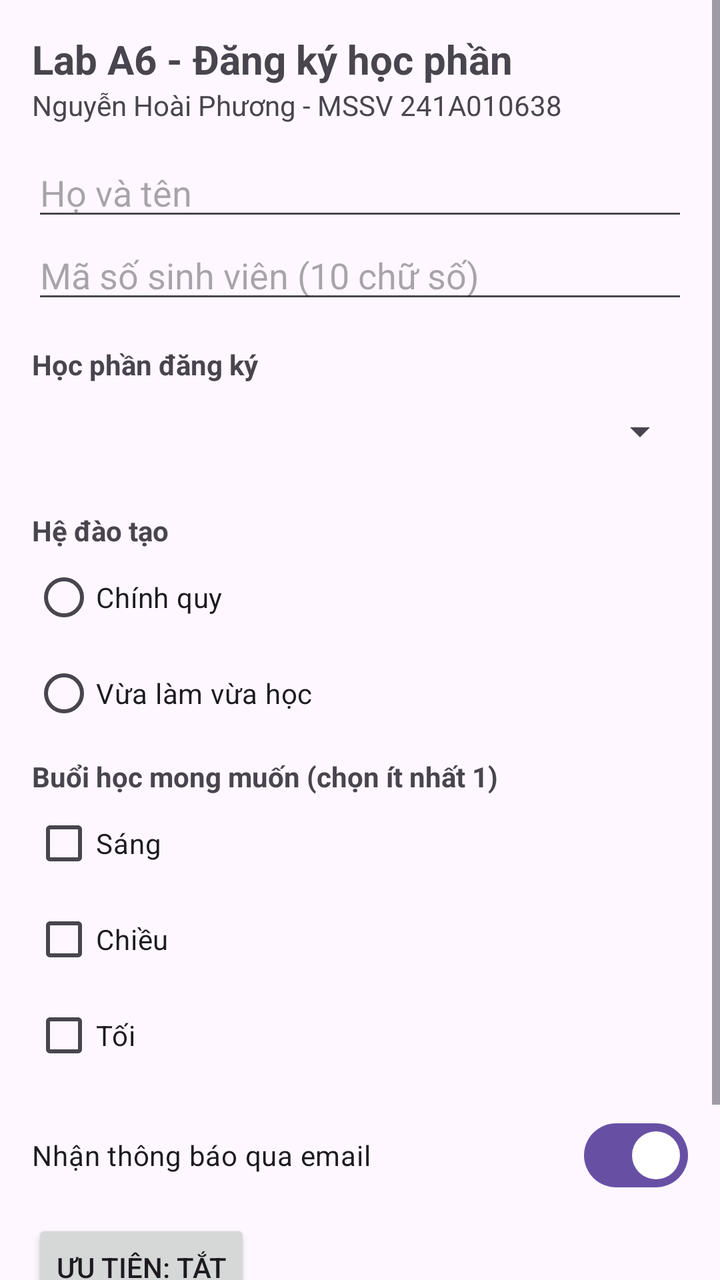
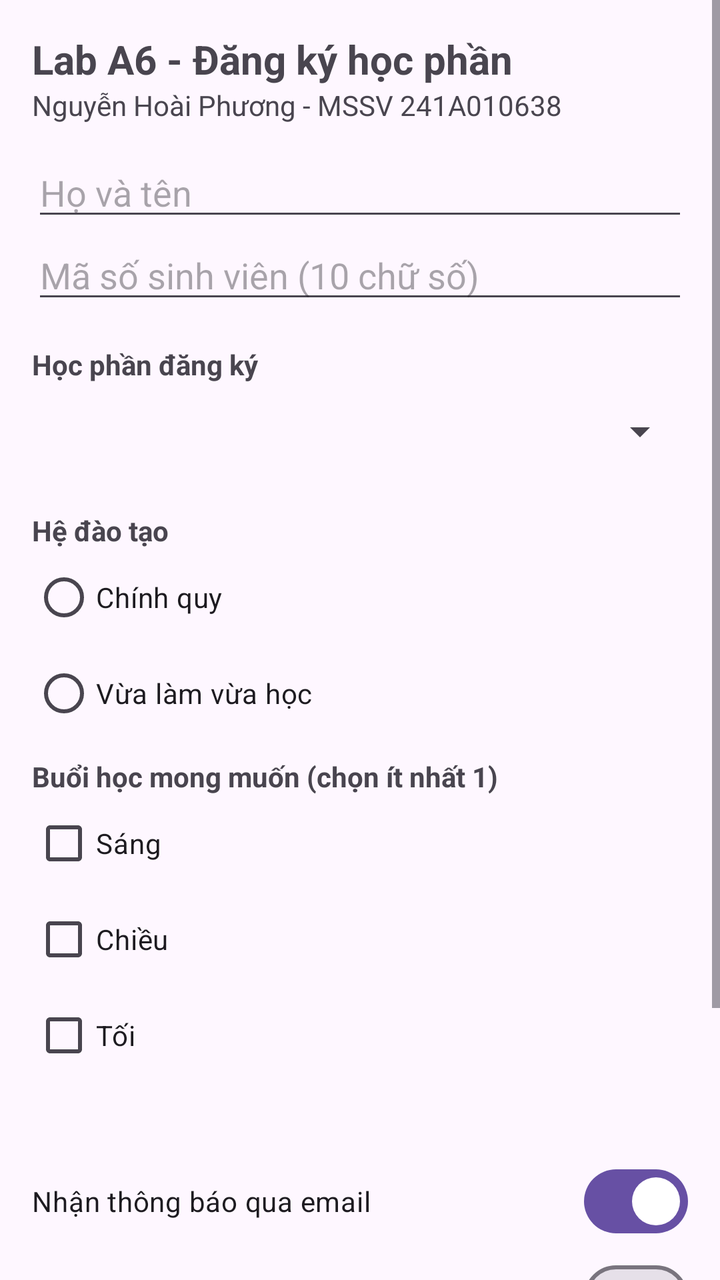

Two renders of the same Android screen: before a commit and after it. Below are the layout's source before the change and the commit's diff.
<!-- AndroidManifest.xml: application theme Theme.A6_241A010638 -->
<!-- res/layout/activity_main.xml -->
<?xml version="1.0" encoding="utf-8"?>
<ScrollView xmlns:android="http://schemas.android.com/apk/res/android"
    android:id="@+id/main"
    android:layout_width="match_parent"
    android:layout_height="match_parent">

    <LinearLayout
        android:layout_width="match_parent"
        android:layout_height="wrap_content"
        android:orientation="vertical"
        android:padding="16dp">

        <TextView
            android:layout_width="wrap_content"
            android:layout_height="wrap_content"
            android:text="@string/title"
            android:textSize="20sp"
            android:textStyle="bold" />

        <TextView
            android:layout_width="wrap_content"
            android:layout_height="wrap_content"
            android:text="@string/student" />

        <EditText
            android:id="@+id/edtHoTen"
            android:layout_width="match_parent"
            android:layout_height="wrap_content"
            android:layout_marginTop="12dp"
            android:hint="@string/hint_name"
            android:importantForAutofill="no"
            android:inputType="textPersonName" />

        <EditText
            android:id="@+id/edtMssv"
            android:layout_width="match_parent"
            android:layout_height="wrap_content"
            android:hint="@string/hint_mssv"
            android:importantForAutofill="no"
            android:inputType="textCapCharacters"
            android:maxLength="10" />

        <TextView
            android:layout_width="wrap_content"
            android:layout_height="wrap_content"
            android:layout_marginTop="16dp"
            android:text="@string/label_mon_hoc"
            android:textStyle="bold" />

        <Spinner
            android:id="@+id/spMonHoc"
            android:layout_width="match_parent"
            android:layout_height="wrap_content"
            android:minHeight="48dp" />

        <TextView
            android:layout_width="wrap_content"
            android:layout_height="wrap_content"
            android:layout_marginTop="16dp"
            android:text="@string/label_he"
            android:textStyle="bold" />

        <RadioGroup
            android:id="@+id/rgHeDaoTao"
            android:layout_width="match_parent"
            android:layout_height="wrap_content"
            android:orientation="vertical">

            <RadioButton
                android:id="@+id/rbChinhQuy"
                android:layout_width="wrap_content"
                android:layout_height="wrap_content"
                android:text="@string/he_chinh_quy" />

            <RadioButton
                android:id="@+id/rbVlvh"
                android:layout_width="wrap_content"
                android:layout_height="wrap_content"
                android:text="@string/he_vlvh" />
        </RadioGroup>

        <TextView
            android:layout_width="wrap_content"
            android:layout_height="wrap_content"
            android:layout_marginTop="8dp"
            android:text="@string/label_buoi"
            android:textStyle="bold" />

        <CheckBox
            android:id="@+id/cbSang"
            android:layout_width="wrap_content"
            android:layout_height="wrap_content"
            android:text="@string/buoi_sang" />

        <CheckBox
            android:id="@+id/cbChieu"
            android:layout_width="wrap_content"
            android:layout_height="wrap_content"
            android:text="@string/buoi_chieu" />

        <CheckBox
            android:id="@+id/cbToi"
            android:layout_width="wrap_content"
            android:layout_height="wrap_content"
            android:text="@string/buoi_toi" />

        <com.google.android.material.materialswitch.MaterialSwitch
            android:id="@+id/swThongBao"
            android:layout_width="match_parent"
            android:layout_height="wrap_content"
            android:layout_marginTop="12dp"
            android:checked="true"
            android:minHeight="48dp"
            android:text="@string/label_thong_bao" />


        <ToggleButton
            android:id="@+id/tgUuTien"
            android:layout_width="wrap_content"
            android:layout_height="wrap_content"
            android:layout_marginTop="8dp"
            android:textOff="@string/uu_tien_off"
            android:textOn="@string/uu_tien_on" />

        <LinearLayout
            android:layout_width="match_parent"
            android:layout_height="wrap_content"
            android:layout_marginTop="20dp"
            android:orientation="horizontal">

            <Button
                android:id="@+id/btnXacNhan"
                android:layout_width="0dp"
                android:layout_height="wrap_content"
                android:layout_weight="1"
                android:text="@string/confirm" />

            <Button
                android:id="@+id/btnLamLai"
                style="?attr/materialButtonOutlinedStyle"
                android:layout_width="0dp"
                android:layout_height="wrap_content"
                android:layout_marginStart="8dp"
                android:layout_weight="1"
                android:text="@string/reset" />
        </LinearLayout>
    </LinearLayout>
</ScrollView>
<!-- resources referenced by this layout -->
<resources>
  <string name="buoi_chieu">Chiều</string>
  <string name="buoi_sang">Sáng</string>
  <string name="buoi_toi">Tối</string>
  <string name="confirm">Xác nhận</string>
  <string name="he_chinh_quy">Chính quy</string>
  <string name="he_vlvh">Vừa làm vừa học</string>
  <string name="hint_mssv">Mã số sinh viên (10 chữ số)</string>
  <string name="hint_name">Họ và tên</string>
  <string name="label_buoi">Buổi học mong muốn (chọn ít nhất 1)</string>
  <string name="label_he">Hệ đào tạo</string>
  <string name="label_mon_hoc">Học phần đăng ký</string>
  <string name="label_thong_bao">Nhận thông báo qua email</string>
  <string name="reset">Làm lại</string>
  <string name="student">Nguyễn Hoài Phương - MSSV 241A010638</string>
  <string name="title">Lab A6 - Đăng ký học phần</string>
  <string name="uu_tien_off">ƯU TIÊN: TẮT</string>
  <string name="uu_tien_on">ƯU TIÊN: BẬT</string>
  <style name="Theme.A6_241A010638" parent="Base.Theme.A6_241A010638" />
  <style name="Base.Theme.A6_241A010638" parent="Theme.Material3.DayNight.NoActionBar">
      </style>
</resources>

<!-- the commit's change to res/layout/activity_main.xml (unified diff, before → after) -->
@@ -104,6 +104,13 @@
             android:layout_height="wrap_content"
             android:text="@string/buoi_toi" />
 
+        <TextView
+            android:id="@+id/tvDemBuoi"
+            android:layout_width="wrap_content"
+            android:layout_height="wrap_content"
+            android:layout_marginTop="4dp"
+            android:textStyle="italic" />
+
         <com.google.android.material.materialswitch.MaterialSwitch
             android:id="@+id/swThongBao"
             android:layout_width="match_parent"
@@ -113,6 +120,12 @@
             android:minHeight="48dp"
             android:text="@string/label_thong_bao" />
 
+        <com.google.android.material.materialswitch.MaterialSwitch
+            android:id="@+id/swCheDoToi"
+            android:layout_width="match_parent"
+            android:layout_height="wrap_content"
+            android:minHeight="48dp"
+            android:text="@string/label_che_do_toi" />
 
         <ToggleButton
             android:id="@+id/tgUuTien"
<!-- resource entries referenced after the edit -->
@@ -9,6 +9,7 @@
   <string name="hint_mssv">Mã số sinh viên (10 chữ số)</string>
   <string name="hint_name">Họ và tên</string>
   <string name="label_buoi">Buổi học mong muốn (chọn ít nhất 1)</string>
+  <string name="label_che_do_toi">Chế độ tối</string>
   <string name="label_he">Hệ đào tạo</string>
   <string name="label_mon_hoc">Học phần đăng ký</string>
   <string name="label_thong_bao">Nhận thông báo qua email</string>
